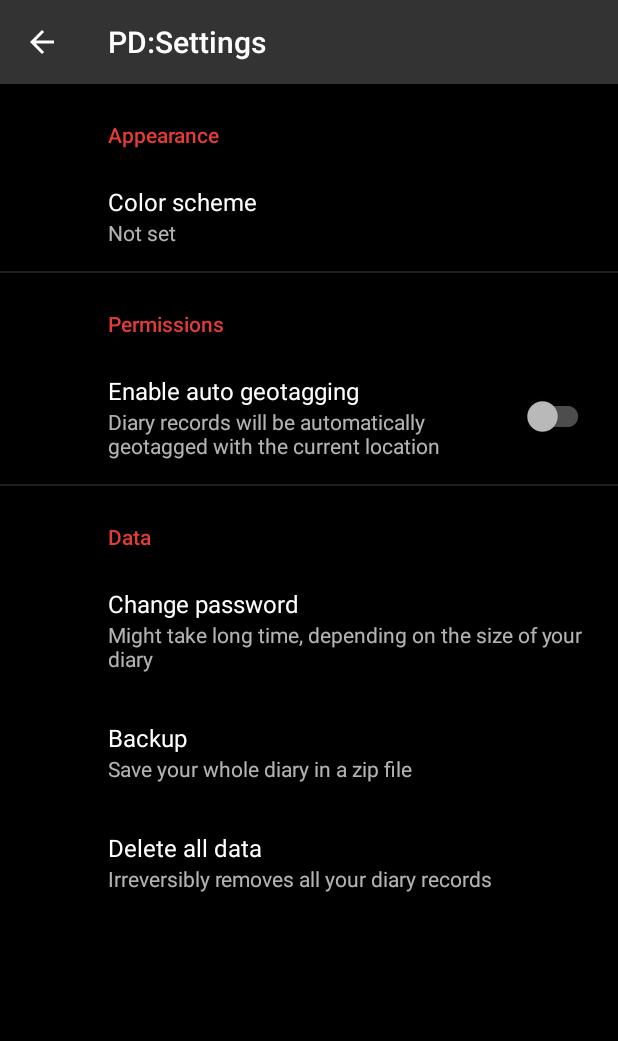
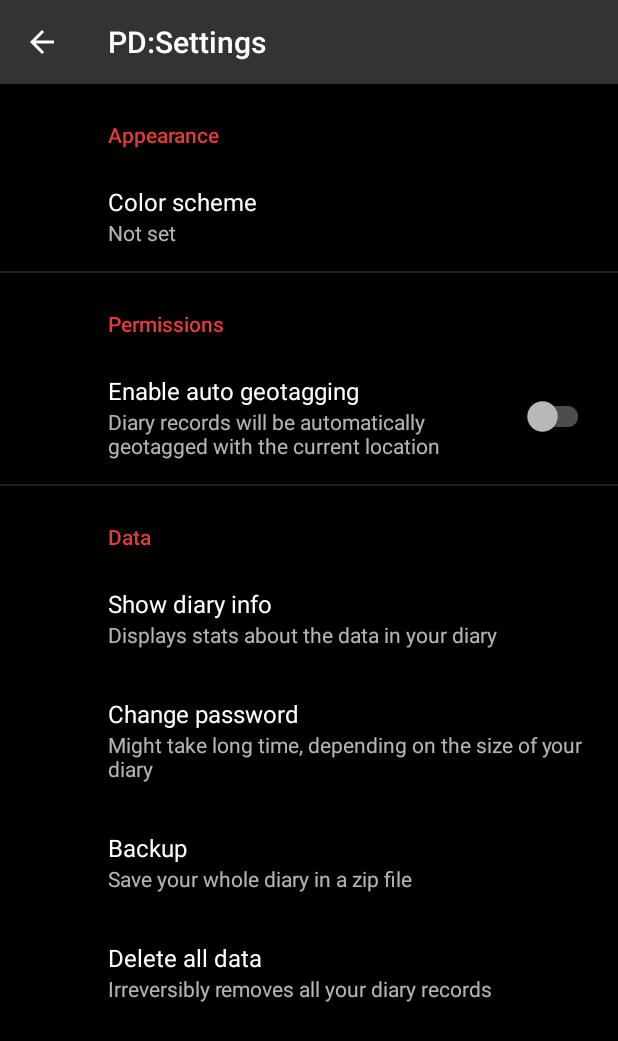
Before and after one commit to ftsdesign/paranoid-diary, an Android app: the SettingsFragment screen opened directly, with no data from a screen before it, on a phone screen of 412 x 824 dp. Shown: the top 1041 px of the screen. Run offline under Robolectric (Android 15) with nearby library versions, the phone set to English and light mode, and no system bars; our stand-ins replace androidx.preference; 5 statements that could not run were skipped.

Commit message:
Added diary info dialog #8

```diff
--- /dev/null
+++ b/app/src/main/res/drawable-anydpi/ic_action_info.xml
@@ -0,0 +1,11 @@
+<vector xmlns:android="http://schemas.android.com/apk/res/android"
+    android:width="24dp"
+    android:height="24dp"
+    android:viewportWidth="24"
+    android:viewportHeight="24"
+    android:tint="#FFFFFF"
+    android:alpha="0.8">
+  <path
+      android:fillColor="@android:color/white"
+      android:pathData="M12,2C6.48,2 2,6.48 2,12s4.48,10 10,10 10,-4.48 10,-10S17.52,2 12,2zM13,17h-2v-6h2v6zM13,9h-2L11,7h2v2z"/>
+</vector>
--- a/app/src/main/res/values/strings.xml
+++ b/app/src/main/res/values/strings.xml
@@ -103,4 +103,10 @@
         <item>Text</item>
         <item>JSON</item>
     </string-array>
+    <string name="pref_key_show_diary_info">show_diary_info</string>
+    <string name="pref_show_diary_info">Show diary info</string>
+    <string name="pref_show_diary_info_summary">Displays stats about the data in your diary</string>
+    <string name="close">Close</string>
+    <string name="diary_info">Diary info</string>
+    <string name="diary_info_message">Records count: %d\nFirst record: %s\nLast record: %s\nTags count: %d</string>
 </resources>
--- a/app/src/main/res/xml/root_preferences.xml
+++ b/app/src/main/res/xml/root_preferences.xml
@@ -46,6 +46,10 @@
 
     <PreferenceCategory app:title="@string/data_header">
 
+        <Preference app:title="@string/pref_show_diary_info"
+            app:key="@string/pref_key_show_diary_info"
+            app:summary="@string/pref_show_diary_info_summary"/>
+
         <Preference app:title="@string/pref_change_password"
             app:key="@string/pref_key_change_password"
             app:summary="@string/pref_change_password_summary"/>
```
Also changed, not shown: app/build.gradle (+22 -0 lines), app/src/main/java/biz/ftsdesign/paranoiddiary/SettingsFragment.java (+33 -0 lines), app/src/main/java/biz/ftsdesign/paranoiddiary/data/DBHelper.java (+25 -1 lines), app/src/main/java/biz/ftsdesign/paranoiddiary/data/DataStorageService.java (+42 -0 lines), app/src/main/res/drawable-hdpi/ic_action_info.png (added), app/src/main/res/drawable-mdpi/ic_action_info.png (added), app/src/main/res/drawable-xhdpi/ic_action_info.png (added), app/src/main/res/drawable-xxhdpi/ic_action_info.png (added), 1 other file.
